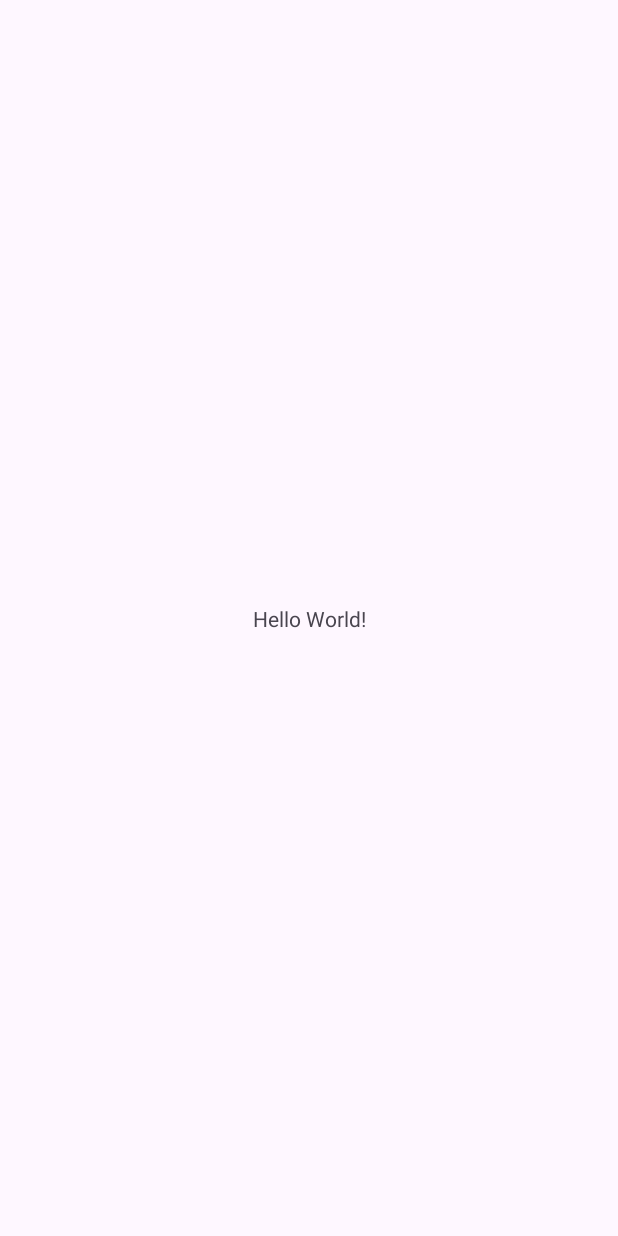
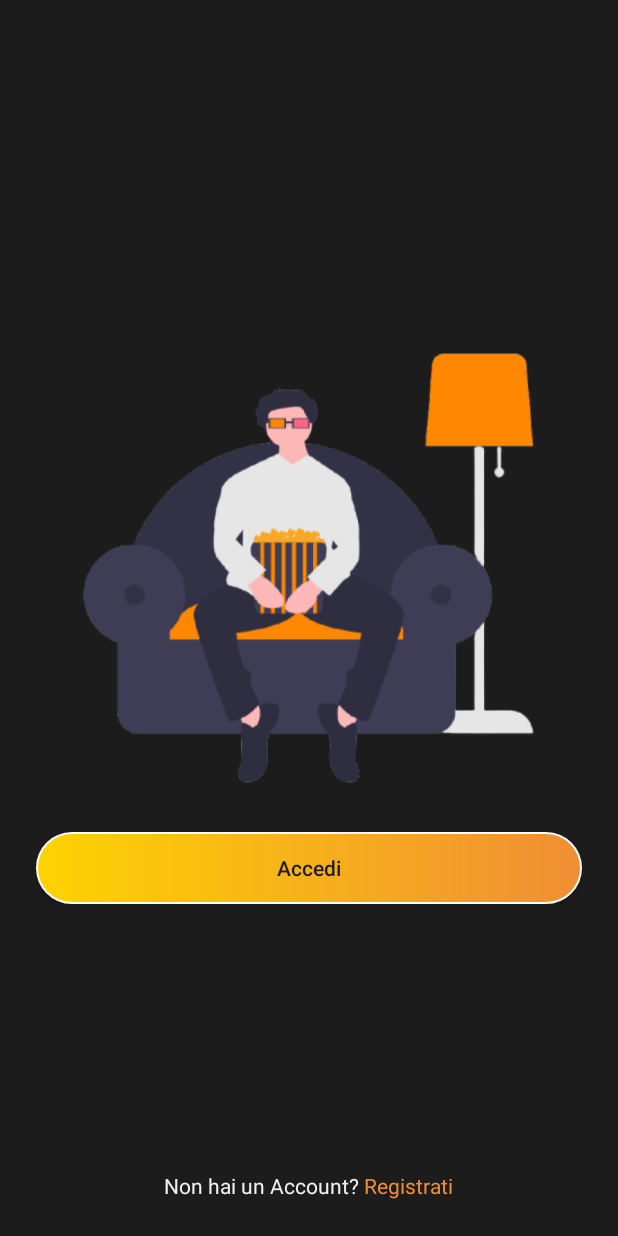
Before and after one commit to DesiatiPaolo/Moviefinderrz, an Android app: the screen it shows after launch (MainActivity), on a phone screen of 412 x 824 dp. Before the commit the screen is almost empty. Run offline under Robolectric (Android 15) with nearby library versions, the phone set to English and light mode, and no system bars.

Commit message:
feat: add initial login page and button component

```diff
--- a/app/src/main/java/com/example/moviefinderrz/MainActivity.java
+++ b/app/src/main/java/com/example/moviefinderrz/MainActivity.java
@@ -2,23 +2,20 @@ package com.example.moviefinderrz;
 
 import android.os.Bundle;
 
-import androidx.activity.EdgeToEdge;
 import androidx.appcompat.app.AppCompatActivity;
-import androidx.core.graphics.Insets;
-import androidx.core.view.ViewCompat;
-import androidx.core.view.WindowInsetsCompat;
+
+import com.example.moviefinderrz.UI.MFButton;
 
 public class MainActivity extends AppCompatActivity {
 
     @Override
     protected void onCreate(Bundle savedInstanceState) {
         super.onCreate(savedInstanceState);
-        EdgeToEdge.enable(this);
         setContentView(R.layout.activity_main);
-        ViewCompat.setOnApplyWindowInsetsListener(findViewById(R.id.main), (v, insets) -> {
-            Insets systemBars = insets.getInsets(WindowInsetsCompat.Type.systemBars());
-            v.setPadding(systemBars.left, systemBars.top, systemBars.right, systemBars.bottom);
-            return insets;
-        });
+
+        MFButton button = findViewById(R.id.button);
+        button.setText(getResources().getString(R.string.login));
+        getWindow().setStatusBarColor(getColor(R.color.black));
+        getWindow().setNavigationBarColor(getColor(R.color.black));
     }
 }
--- /dev/null
+++ b/app/src/main/java/com/example/moviefinderrz/UI/MFButton.java
@@ -0,0 +1,39 @@
+// CustomButton.java
+package com.example.moviefinderrz.UI;
+
+import android.content.Context;
+import android.util.AttributeSet;
+
+import androidx.appcompat.widget.AppCompatButton;
+
+import com.example.moviefinderrz.R;
+
+public class MFButton extends AppCompatButton {
+
+    // Constructor used when creating the button programmatically
+    public MFButton(Context context) {
+        super(context);
+        init();
+    }
+
+    // Constructor used when inflating from XML
+    public MFButton(Context context, AttributeSet attrs) {
+        super(context, attrs);
+        init();
+    }
+
+    // Constructor with a default style
+    public MFButton(Context context, AttributeSet attrs, int defStyleAttr) {
+        super(context, attrs, defStyleAttr);
+        init();
+    }
+
+    // Initialization logic
+    private void init() {
+        // Set default properties
+        setBackground(getResources().getDrawable(R.drawable.button_gradient));
+        setAllCaps(false);
+        setTextColor(getResources().getColor(R.color.black));
+        setPadding(17, 17, 17, 17);
+    }
+}
--- /dev/null
+++ b/app/src/main/res/drawable/button_gradient.xml
@@ -0,0 +1,18 @@
+<?xml version="1.0" encoding="utf-8"?>
+<shape xmlns:android="http://schemas.android.com/apk/res/android"
+    android:shape="rectangle">
+
+    <!-- Gradient background -->
+    <gradient
+        android:angle="0"
+        android:endColor="@color/orange"
+        android:startColor="@color/yellow" />
+
+    <!-- Border -->
+    <stroke
+        android:width="1dp"
+        android:color="@android:color/white" />
+
+    <!-- Optional: Corner radius for rounded edges -->
+    <corners android:radius="40dp" />
+</shape>
--- a/app/src/main/res/layout/activity_main.xml
+++ b/app/src/main/res/layout/activity_main.xml
@@ -5,15 +5,60 @@
     android:id="@+id/main"
     android:layout_width="match_parent"
     android:layout_height="match_parent"
+    android:background="#1c1c1c"
+    android:gravity="center"
+    android:orientation="vertical"
+    android:padding="24dp"
     tools:context=".MainActivity">
 
-    <TextView
-        android:layout_width="wrap_content"
+    <LinearLayout
+        android:layout_width="match_parent"
         android:layout_height="wrap_content"
-        android:text="Hello World!"
-        app:layout_constraintBottom_toBottomOf="parent"
+        android:gravity="center"
+        android:orientation="vertical"
+        app:layout_constraintBottom_toTopOf="@+id/layoutSignUp"
         app:layout_constraintEnd_toEndOf="parent"
         app:layout_constraintStart_toStartOf="parent"
-        app:layout_constraintTop_toTopOf="parent" />
+        app:layout_constraintTop_toTopOf="parent">
+
+        <ImageView
+            android:id="@+id/myImageView"
+            android:layout_width="327dp"
+            android:layout_height="352dp"
+            android:contentDescription="@string/loginImageDescription"
+            android:src="@drawable/login_photo" />
+
+        <com.example.moviefinderrz.UI.MFButton
+            android:id="@+id/button"
+            android:layout_width="match_parent"
+            android:layout_height="wrap_content" />
+
+    </LinearLayout>
+
+    <LinearLayout
+        android:id="@+id/layoutSignUp"
+        android:layout_width="match_parent"
+        android:layout_height="wrap_content"
+        android:gravity="center"
+        app:layout_constraintBottom_toBottomOf="parent">
+
+        <TextView
+            android:id="@+id/textView"
+            android:layout_width="wrap_content"
+            android:layout_height="wrap_content"
+            android:text="@string/loginSignUp"
+            android:textAlignment="center"
+            android:textColor="@color/white" />
+
+        <TextView
+            android:id="@+id/hyperlink"
+            android:layout_width="wrap_content"
+            android:layout_height="wrap_content"
+            android:clickable="true"
+            android:focusable="true"
+            android:text="@string/signUp"
+            android:textColor="@color/orange" />
+
+    </LinearLayout>
 
 </androidx.constraintlayout.widget.ConstraintLayout>
--- a/app/src/main/res/values/colors.xml
+++ b/app/src/main/res/values/colors.xml
@@ -1,5 +1,8 @@
 <?xml version="1.0" encoding="utf-8"?>
 <resources>
-    <color name="black">#FF000000</color>
-    <color name="white">#FFFFFFFF</color>
+    <color name="black">#1C1C1C</color>
+    <color name="white">#F0F0F0</color>
+    <color name="yellow">#FED301</color>
+    <color name="orange">#f08e35</color>
+    <color name="lightblue">#00BBFF</color>
 </resources>
--- a/app/src/main/res/values/strings.xml
+++ b/app/src/main/res/values/strings.xml
@@ -1,3 +1,7 @@
 <resources>
     <string name="app_name">Moviefinderrz</string>
+    <string name="login">Accedi</string>
+    <string name="loginImageDescription">Login picture</string>
+    <string name="loginSignUp">Non hai un Account?\u00A0</string>
+    <string name="signUp">Registrati</string>
 </resources>
```
Also changed, not shown: app/src/main/res/drawable/login_photo.png (added).
